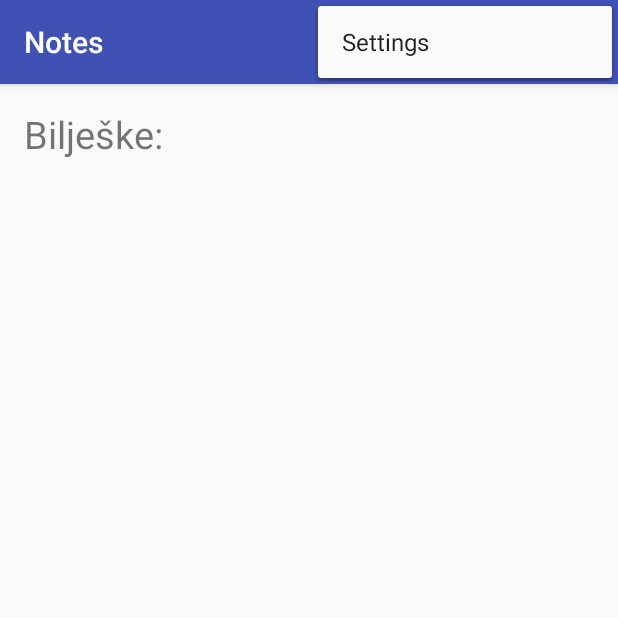
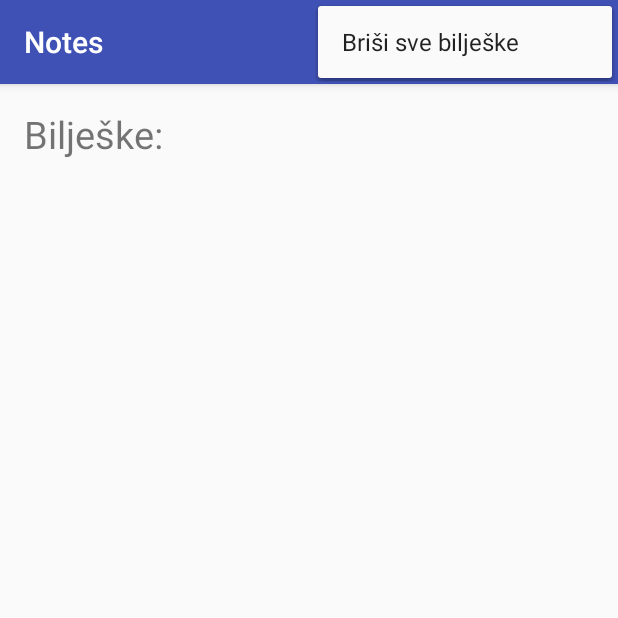
Before and after one commit to unipu-ict/mobilni-notes, an Android app: the screen it shows after launch (MainActivity), with the options menu open, on a phone screen of 412 x 824 dp, the top half of it. Run offline under Robolectric (Android 15) with nearby library versions, the phone set to English and light mode, and no system bars.

Commit message:
Gumb za brisanje svih biljeski

```diff
--- a/app/src/main/res/menu/menu_main.xml
+++ b/app/src/main/res/menu/menu_main.xml
@@ -5,6 +5,7 @@
     <item
         android:id="@+id/action_settings"
         android:orderInCategory="100"
-        android:title="@string/action_settings"
-        app:showAsAction="never" />
+        android:icon="@android:drawable/ic_delete"
+        android:title="Briši sve bilješke"
+        app:showAsAction="withText" />
 </menu>
```
